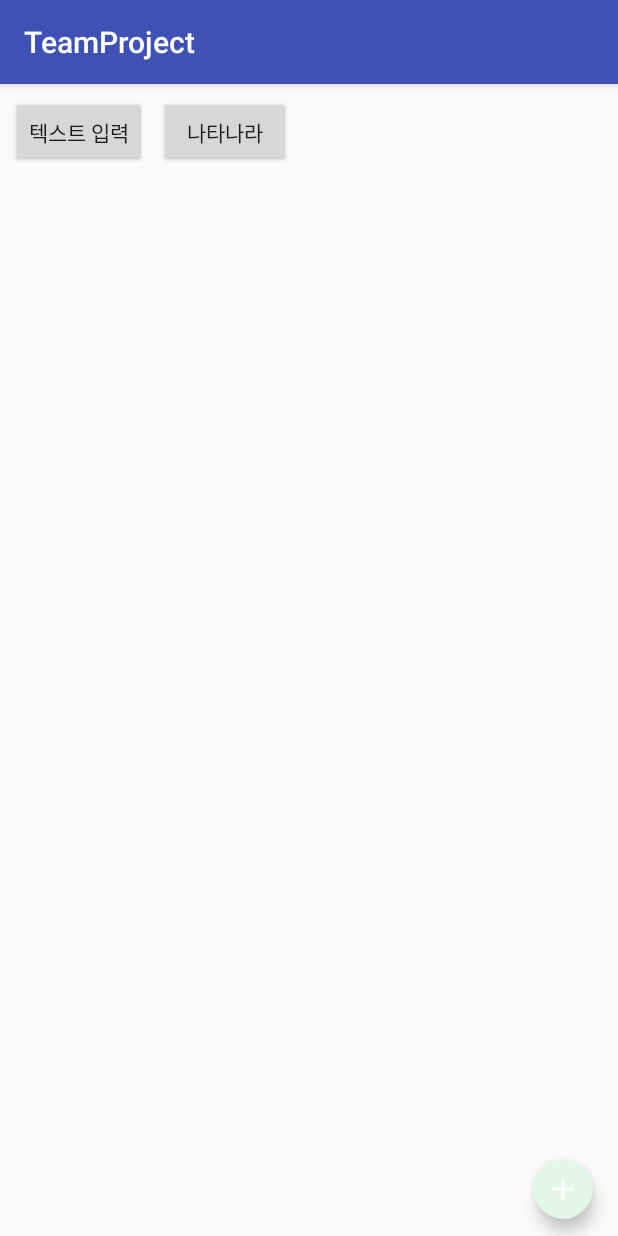
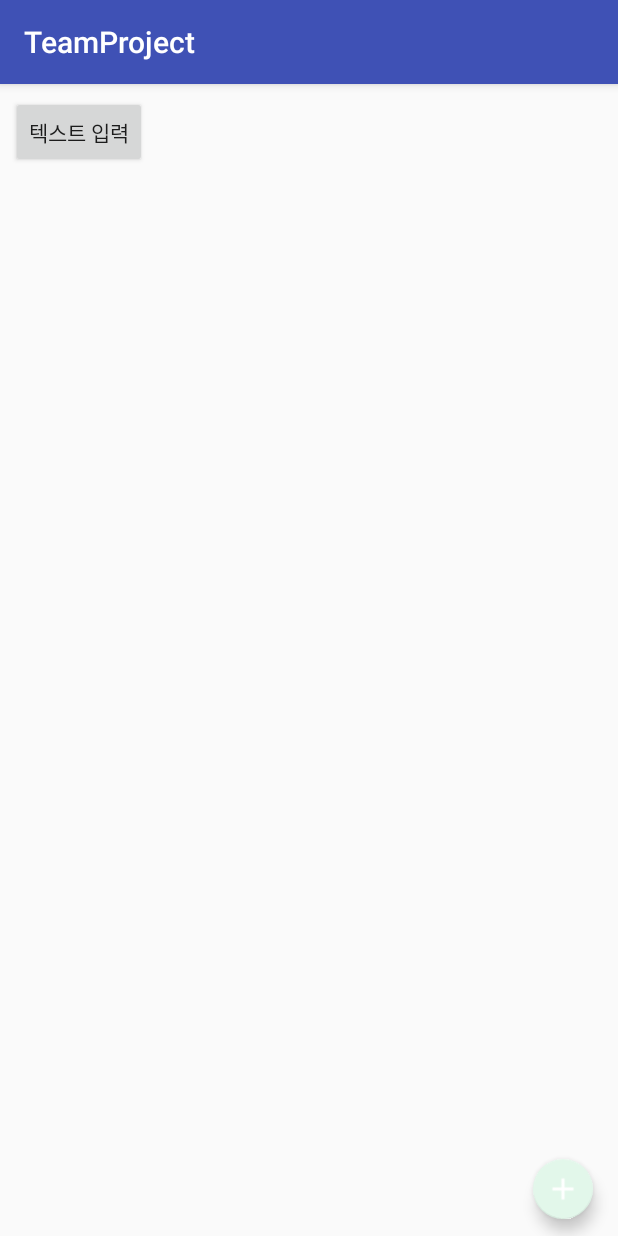
Before and after one commit to Geniousroom1/TeamProject, an Android app: the MainActivity screen opened directly, with no data from a screen before it, on a phone screen of 412 x 824 dp. Run offline under Robolectric (Android 15) with nearby library versions, the phone set to English and light mode, and no system bars.

Commit message:
한태준 +TODO 추가. 확인요망

```diff
--- a/app/src/main/java/edu/android/teamproject/MainActivity.java
+++ b/app/src/main/java/edu/android/teamproject/MainActivity.java
@@ -293,6 +293,8 @@ public class MainActivity extends AppCompatActivity
     //TODO: 2. 온터치시 안보이는게아닌 클릭시 안보이게 하는 기능으로 변환
     //TODO: 3. 카메라 가로/세로 를 구분하는 기능 필요.
     //TODO: 4. 텍스트입력시 Text Font 및 color 를 변경할수 있게 하는 기능 추가
-    //TODO: 5. 기능 구현후 UI 보완
+    //TODO: 5. 현재 activity_main.xml 에 있는 '텍스트 입력' 버튼을 플로팅 버튼형식으로 변경
+    //TODO: 6. 기능 구현후 UI 보완
+
 
 }
--- a/app/src/main/res/layout/activity_main.xml
+++ b/app/src/main/res/layout/activity_main.xml
@@ -68,17 +68,6 @@
         android:layout_marginTop="8dp"
         android:layout_marginLeft="7dp"
         app:layout_constraintLeft_toLeftOf="parent" />
-
-    <Button
-        android:id="@+id/button_nohidden"
-        android:layout_width="wrap_content"
-        android:layout_height="wrap_content"
-        android:text="나타나라"
-        android:onClick="nobhidden"
-        app:layout_constraintTop_toTopOf="parent"
-        android:layout_marginTop="8dp"
-        app:layout_constraintLeft_toRightOf="@+id/button_text"
-        android:layout_marginLeft="8dp" />
 
     <android.support.design.widget.FloatingActionButton
         android:id="@+id/floatingActionButton"
```
